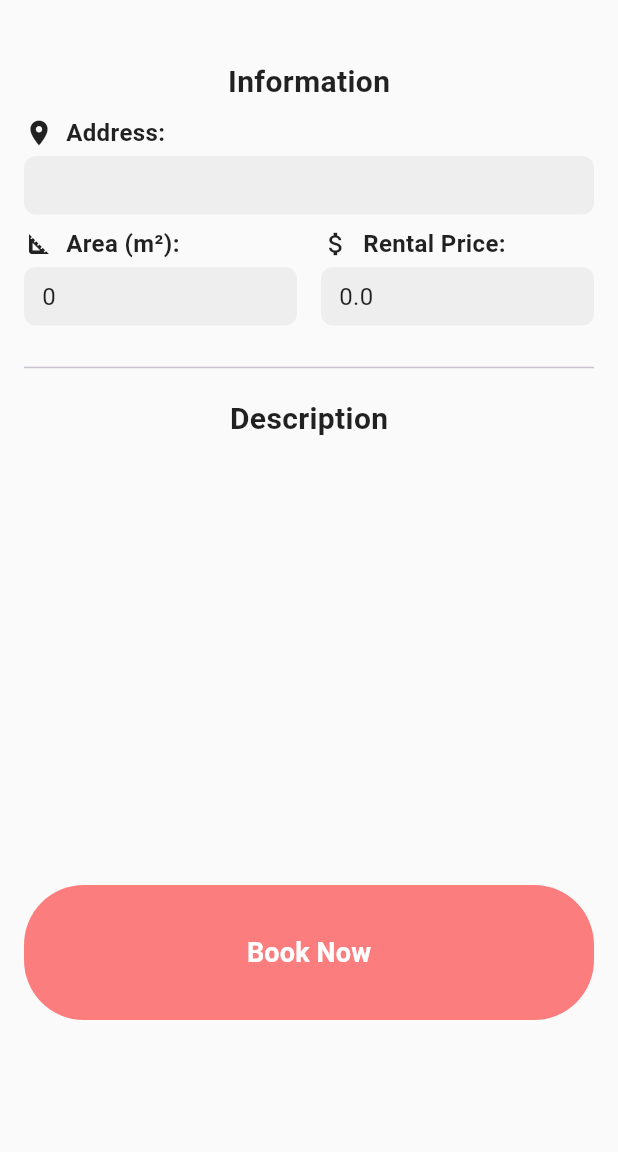
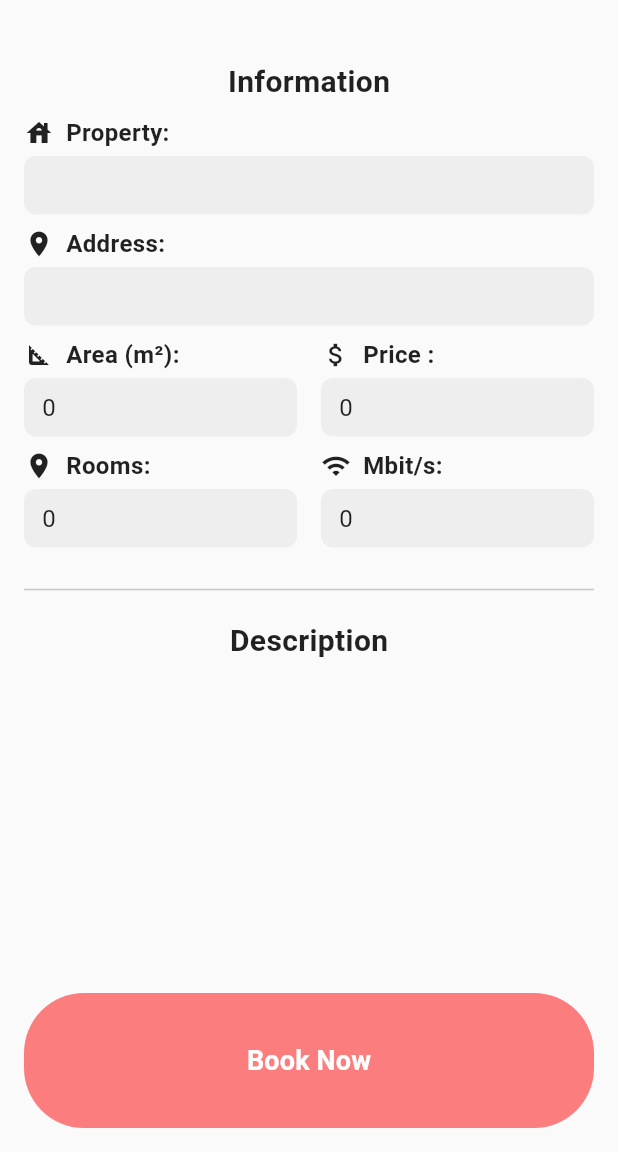
Before and after one commit to thisIsDanielJin/bnbscout24, a Flutter app: the DetailsPage screen opened directly with empty values, on a phone screen of 412 x 824 dp, the part 84-1236 px from its top. Run offline on Flutter 3.47's test engine with Material 3 defaults, Android fonts, the light colour scheme and no system bars; our stand-ins replace appwrite, carousel_slider, flutter_map, font_awesome_flutter, geocoding, geolocator and 4 more; missing offline and left inert: flutter_map_cancellable_tile_provider, flutter_map_marker_popup, nominatim_flutter; accounts and stored records are empty; network calls fail.

Commit message:
Fixed attributes assignment to the properties, added missing attributes to the details page and fixed card's icons

```diff
--- a/lib/pages/details_page.dart
+++ b/lib/pages/details_page.dart
@@ -8,10 +8,11 @@ import '../components/book_now_calendar.dart';
 
 
 class DetailsPage extends StatefulWidget {
+  final String priceInterval;
   final String propertyId;
   final List<String>? pictureIds;
   final String title;
-  final double rentPerDay;
+  final int rentPerDay;
   final String description;
   final String street;
   final int area;
@@ -20,6 +21,7 @@ class DetailsPage extends StatefulWidget {
 
   DetailsPage({
     super.key,
+    required this.priceInterval,
     required this.propertyId,
     required this.pictureIds,
     required this.title,
@@ -79,8 +81,10 @@ class _DetailsPageState extends State<DetailsPage> {
                   // Information Section
                   Center(child: _buildSectionTitle('Information')),
                   SizedBox(height: 8),
+                  _buildInfoItem('Property', widget.title, Icons.house),
                   _buildInfoItem('Address', widget.street, Icons.location_on),
-                  _buildInfoRow('Area (m²)', widget.area.toString(), Icons.square_foot, 'Rental Price', widget.rentPerDay.toString(), Icons.attach_money),
+                  _buildInfoRow('Area (m²)', widget.area.toString(), Icons.square_foot, 'Price ${widget.priceInterval}', widget.rentPerDay.toString(), Icons.attach_money),
+                  _buildInfoRow('Rooms', widget.deskAmount.toString(), Icons.room, 'Mbit/s', widget.networkSpeed.toString(), Icons.wifi),
                   Divider(height: 40, thickness: 1),
 
                   // Description Section
--- a/lib/pages/home_page.dart
+++ b/lib/pages/home_page.dart
@@ -96,7 +96,7 @@ class _HomePageState extends State<HomePage> {
 
                   child: ListView(children: foundProps.map((p) => Container(
                       margin: EdgeInsets.only(bottom: Sizes.paddingRegular),
-                      child: HorizontalCard(imageUrl: (p.pictureIds?.length ?? 0) > 0 ? Property.generateImageUrls(p)![0] : "", title: p.name, pricePerMonth: round(p.priceIntervalCents / 100).toInt(), streetName: p.address, area: p.squareMetres.floor(), deskAmount: p.roomAmount, networkSpeed: p.mbitPerSecond?.floor() ?? 0),
+                      child: HorizontalCard(priceInterval: p.priceInterval, imageUrl: (p.pictureIds?.length ?? 0) > 0 ? Property.generateImageUrls(p)![0] : "", title: p.name, pricePerMonth: round(p.priceIntervalCents / 100).toInt(), streetName: p.address, area: p.squareMetres.floor(), deskAmount: p.roomAmount, networkSpeed: p.mbitPerSecond?.floor() ?? 0),
                     )).toList())
 
                 );
--- a/lib/pages/search_page.dart
+++ b/lib/pages/search_page.dart
@@ -8,7 +8,7 @@ import 'package:bnbscout24/components/office_result_card.dart';
 import 'package:bnbscout24/pages/filter_page.dart';
 import 'package:font_awesome_flutter/font_awesome_flutter.dart';
 import 'package:geolocator/geolocator.dart';
-import 'package:bnbscout24/data/booking.dart';
+
 
 class SearchPage extends StatefulWidget {
   const SearchPage({super.key});
@@ -197,13 +197,14 @@ class _SearchPageState extends State<SearchPage> {
                                   onTap:(){
                                     Navigator.push(
                                       context,
-                                      MaterialPageRoute(builder: (context) => DetailsPage(propertyId: item.id, pictureIds: item.pictureIds!.isNotEmpty ? Property.generateImageUrls(item) : [], title: item.name.toString() ?? '', rentPerDay: item.squareMetres ?? 0.0, description: item.description ?? '', street: item.address.toString() ?? '', area: item.squareMetres.toInt() ?? 0, deskAmount: item.roomAmount.toInt() ?? 0, networkSpeed:  item.mbitPerSecond?.toInt() ?? 0)),
+                                      MaterialPageRoute(builder: (context) => DetailsPage(priceInterval: item.priceInterval, propertyId: item.id, pictureIds: item.pictureIds!.isNotEmpty ? Property.generateImageUrls(item) : [], title: item.name.toString() ?? '', rentPerDay: item.priceIntervalCents ?? 0, description: item.description ?? '', street: item.address.toString() ?? '', area: item.squareMetres.toInt() ?? 0, deskAmount: item.roomAmount.toInt() ?? 0, networkSpeed:  item.mbitPerSecond?.toInt() ?? 0)),
                                     );
                                   },
                                   child: HorizontalCard(
-                                    imageUrl:  item!.pictureIds!.isNotEmpty ? Property.generateImageUrls(item)?.elementAt(0) : '',
+                                    priceInterval: item!.priceInterval ,
+                                    imageUrl:  item.pictureIds!.isNotEmpty ? Property.generateImageUrls(item)?.elementAt(0) : '',
                                     title: item.name.toString() ?? '',
-                                    pricePerMonth: item.priceIntervalCents.toInt() ?? 0,
+                                    pricePerMonth: item.priceIntervalCents ?? 0,
                                     streetName: item.address.toString() ?? '',
                                     area: item.squareMetres.toInt() ?? 0,
                                     deskAmount: item.roomAmount.toInt() ?? 0,
```
Also changed, not shown: lib/components/office_result_card.dart (+9 -5 lines).
